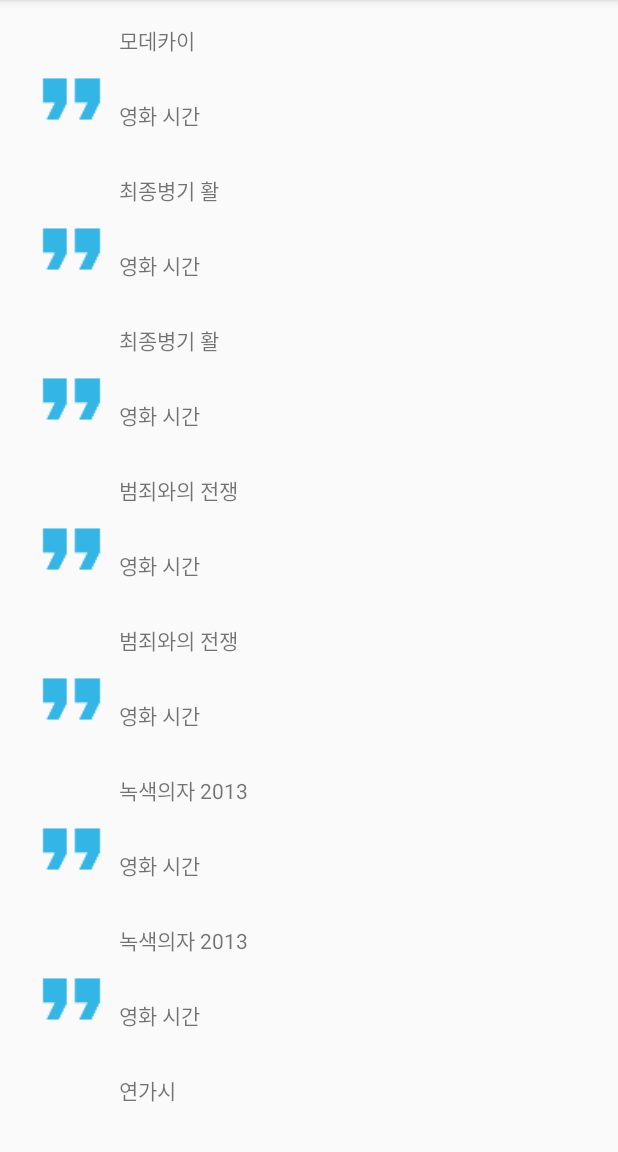
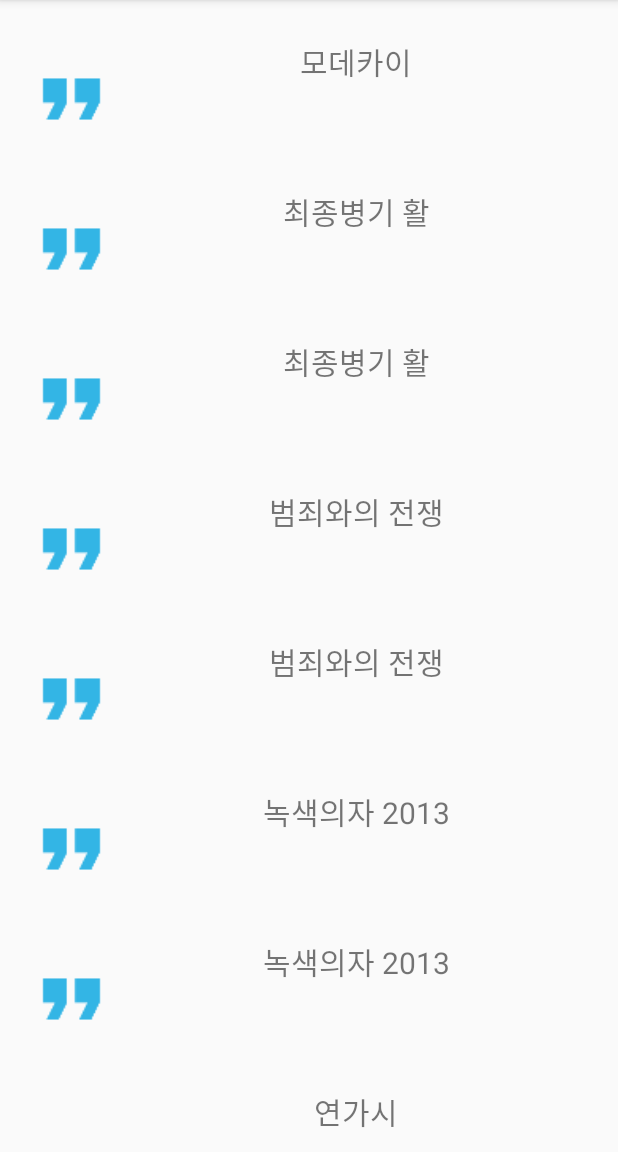
Before and after one commit to ovso/MovieRo, an Android app: the screen it shows after launch (MainActivity), on a phone screen of 412 x 824 dp, the part 84-1236 px from its top. Run offline under Robolectric (Android 15) with nearby library versions, the phone set to English and light mode, and no system bars.

Commit message:
1. searchView 라이브러리가 파란색으로 변하는 문제 수정 : 라이브러리 내 View를 주석처리

```diff
--- a/app/src/main/java/kr/blogspot/ovsoce/moviero/main/MainActivity.java
+++ b/app/src/main/java/kr/blogspot/ovsoce/moviero/main/MainActivity.java
@@ -11,6 +11,8 @@ import android.support.v7.widget.RecyclerView;
 import android.support.v7.widget.Toolbar;
 import android.view.Menu;
 import android.view.MenuItem;
+import android.view.View;
+import android.widget.AdapterView;
 
 import com.miguelcatalan.materialsearchview.MaterialSearchView;
 
@@ -32,7 +34,7 @@ public class MainActivity extends AppCompatActivity
         mPresenter = new MainPresenterImpl(this);
         mPresenter.onCreate(getApplicationContext());
     }
-    MaterialSearchView searchView;
+    MaterialSearchView mSearchView;
     @Override
     public void onBackPressed() {
         DrawerLayout drawer = (DrawerLayout) findViewById(R.id.drawer_layout);
@@ -48,7 +50,7 @@ public class MainActivity extends AppCompatActivity
         getMenuInflater().inflate(R.menu.main, menu);
 
         MenuItem item = menu.findItem(R.id.action_search);
-        searchView.setMenuItem(item);
+        mSearchView.setMenuItem(item);
 
         return true;
     }
@@ -83,7 +85,7 @@ public class MainActivity extends AppCompatActivity
     @Override
     public void onInit() {
 
-        searchView = (MaterialSearchView) findViewById(R.id.search_view);
+        mSearchView = (MaterialSearchView) findViewById(R.id.search_view);
         Toolbar toolbar = (Toolbar) findViewById(R.id.toolbar);
         setSupportActionBar(toolbar);
 
@@ -98,7 +100,7 @@ public class MainActivity extends AppCompatActivity
         navigationView.setCheckedItem(R.id.nav_camera);
 
 
-        searchView.setOnQueryTextListener(new MaterialSearchView.OnQueryTextListener() {
+        mSearchView.setOnQueryTextListener(new MaterialSearchView.OnQueryTextListener() {
             @Override
             public boolean onQueryTextSubmit(String query) {
                 Log.d("query = " + query);
@@ -113,7 +115,7 @@ public class MainActivity extends AppCompatActivity
             }
         });
 
-        searchView.setOnSearchViewListener(new MaterialSearchView.SearchViewListener() {
+        mSearchView.setOnSearchViewListener(new MaterialSearchView.SearchViewListener() {
             @Override
             public void onSearchViewShown() {
                 Log.d("onSearchViewShown");
@@ -124,6 +126,12 @@ public class MainActivity extends AppCompatActivity
             public void onSearchViewClosed() {
                 Log.d("onSearchViewClosed");
                 //Do some magic
+            }
+        });
+        mSearchView.setOnItemClickListener(new AdapterView.OnItemClickListener() {
+            @Override
+            public void onItemClick(AdapterView<?> parent, View view, int position, long id) {
+                Log.d("position="+position);
             }
         });
     }
@@ -142,6 +150,6 @@ public class MainActivity extends AppCompatActivity
 
     @Override
     public void setSuggestion(String[] names) {
-        //searchView.setSuggestions(names);
+        mSearchView.setSuggestions(names);
     }
 }
--- a/app/src/main/java/kr/blogspot/ovsoce/moviero/main/MainModel.java
+++ b/app/src/main/java/kr/blogspot/ovsoce/moviero/main/MainModel.java
@@ -39,8 +39,6 @@ public class MainModel {
         for (int i = 0; i < size; i++) {
 
             for (int j = 0; j < movieData.getMovieDataByDateList().get(i).getChannelDataList().size(); j++) {
-                //if (movieData.getMovieDataByDateList().get(i).getChannelDataList().get(j).getAdult().equalsIgnoreCase("N")) {
-
 
                     for (int k = 0; k < movieData.getMovieDataByDateList().get(i).getChannelDataList().get(j).getProgramDataList().size(); k++) {
                         ProgramData d = movieData.getMovieDataByDateList().get(i).getChannelDataList().get(j).getProgramDataList().get(k);
--- a/app/src/main/java/kr/blogspot/ovsoce/moviero/main/vo/VOInterface/ChannelItem.java
+++ b/app/src/main/java/kr/blogspot/ovsoce/moviero/main/vo/VOInterface/ChannelItem.java
@@ -1,7 +1,7 @@
 package kr.blogspot.ovsoce.moviero.main.vo.vointerface;
 
 import java.util.List;
-
+import kr.blogspot.ovsoce.moviero.main.vo.vointerface.ProgramItem;
 /**
  * Created by ovso on 2016. 1. 21..
  */
@@ -9,17 +9,4 @@ public interface ChannelItem {
     String getName();
     String getImageMulti();
     List<ProgramItem> getProgramList();
-/*
-        "broadcastType": 200,
-        "broadcastName": "케이블",
-        "isMyChannel": false,
-        "adult": "N",
-        "channelId": 22,
-        "channelName": "OCN",
-        "imageMulti": "http://static.news.naver.net/image/tvguide/txt_200_22.gif",
-        "channelBeginDate": "2016-01-18",
-        "channelBeginTime": "23:00",
-        "programList": [
-
- */
 }
--- a/app/src/main/res/layout/recyclerview_item.xml
+++ b/app/src/main/res/layout/recyclerview_item.xml
@@ -33,14 +33,16 @@
                 android:layout_width="match_parent"
                 android:layout_height="0dp"
                 android:layout_weight="1"
-                android:text="영화 제목" />
+                android:text="영화 제목"
+                android:gravity="center"
+                android:textSize="20sp"/>
 
             <TextView
                 android:id="@+id/tv_description"
                 android:layout_width="match_parent"
                 android:layout_height="0dp"
                 android:layout_weight="1"
-                android:text="영화 시간" />
+                android:text="" />
         </LinearLayout>
     </LinearLayout>
 
--- a/searchview/src/main/java/com/miguelcatalan/materialsearchview/MaterialSearchView.java
+++ b/searchview/src/main/java/com/miguelcatalan/materialsearchview/MaterialSearchView.java
@@ -394,7 +394,7 @@ public class MaterialSearchView extends FrameLayout implements Filter.FilterList
      */
     public void setSuggestions(String[] suggestions) {
         if (suggestions != null && suggestions.length > 0) {
-            mTintView.setVisibility(VISIBLE);
+            //mTintView.setVisibility(VISIBLE);
             final SearchAdapter adapter = new SearchAdapter(mContext, suggestions, suggestionIcon);
             setAdapter(adapter);
 
```
Also changed, not shown: 2 other files.
